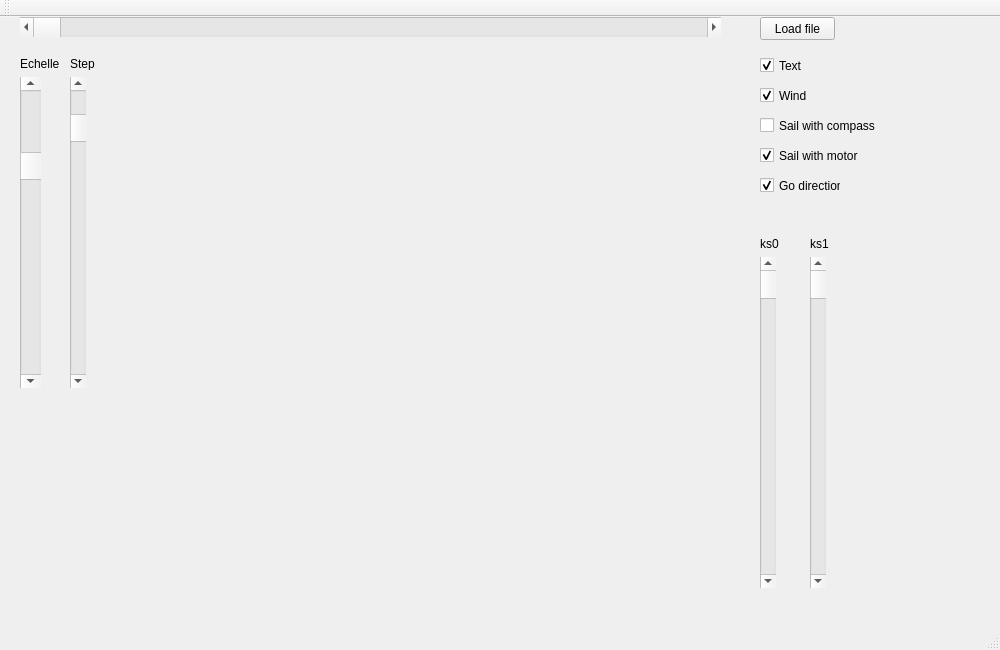
Above: vaimos_dashboard/mainwindow.ui from ENSTABretagneRobotics/File_conversions before the change. Below: the same form after it.
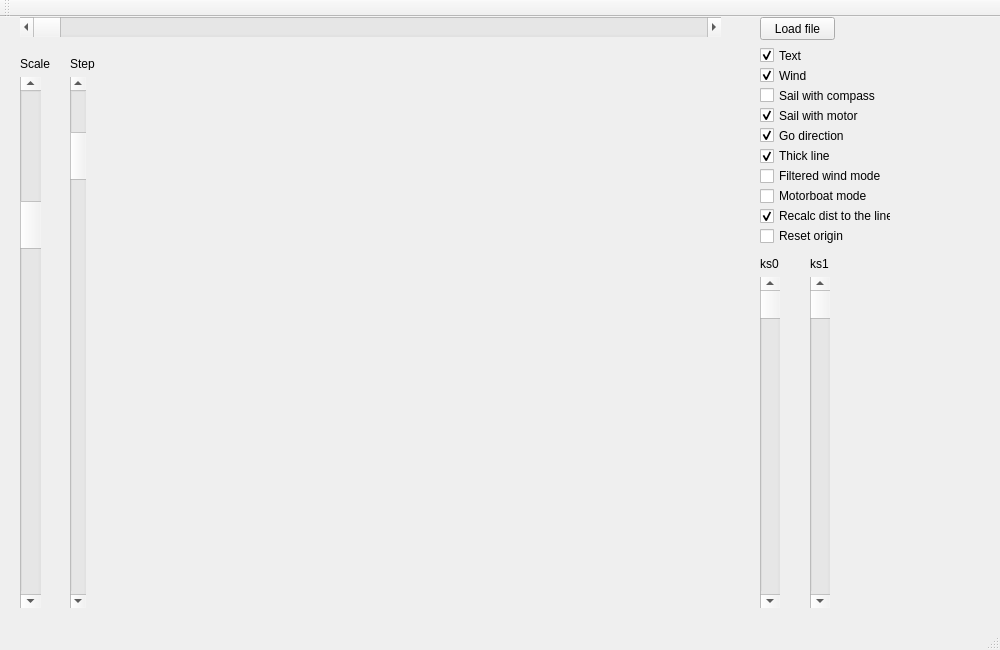
That is the form after the change. Custom widgets are drawn as their Qt base class.

What changed in the file:
```diff
--- a/vaimos_dashboard/mainwindow.ui
+++ b/vaimos_dashboard/mainwindow.ui
@@ -79,7 +79,7 @@
       <x>20</x>
       <y>60</y>
       <width>21</width>
-      <height>311</height>
+      <height>531</height>
      </rect>
     </property>
     <property name="minimum">
@@ -117,7 +117,7 @@
       <x>70</x>
       <y>60</y>
       <width>16</width>
-      <height>311</height>
+      <height>531</height>
      </rect>
     </property>
     <property name="minimum">
@@ -134,8 +134,8 @@
     <property name="geometry">
      <rect>
       <x>760</x>
-      <y>70</y>
-      <width>70</width>
+      <y>50</y>
+      <width>131</width>
       <height>17</height>
      </rect>
     </property>
@@ -153,8 +153,8 @@
     <property name="geometry">
      <rect>
       <x>760</x>
-      <y>100</y>
-      <width>151</width>
+      <y>70</y>
+      <width>131</width>
       <height>17</height>
      </rect>
     </property>
@@ -172,8 +172,8 @@
     <property name="geometry">
      <rect>
       <x>760</x>
-      <y>130</y>
-      <width>101</width>
+      <y>90</y>
+      <width>131</width>
       <height>17</height>
      </rect>
     </property>
@@ -188,8 +188,8 @@
     <property name="geometry">
      <rect>
       <x>760</x>
-      <y>40</y>
-      <width>70</width>
+      <y>30</y>
+      <width>131</width>
       <height>17</height>
      </rect>
     </property>
@@ -204,8 +204,8 @@
     <property name="geometry">
      <rect>
       <x>760</x>
-      <y>160</y>
-      <width>81</width>
+      <y>110</y>
+      <width>131</width>
       <height>17</height>
      </rect>
     </property>
@@ -220,8 +220,8 @@
     <property name="geometry">
      <rect>
       <x>760</x>
-      <y>240</y>
-      <width>16</width>
+      <y>260</y>
+      <width>20</width>
       <height>331</height>
      </rect>
     </property>
@@ -233,8 +233,8 @@
     <property name="geometry">
      <rect>
       <x>810</x>
-      <y>240</y>
-      <width>16</width>
+      <y>260</y>
+      <width>20</width>
       <height>331</height>
      </rect>
     </property>
@@ -246,7 +246,7 @@
     <property name="geometry">
      <rect>
       <x>760</x>
-      <y>220</y>
+      <y>240</y>
       <width>46</width>
       <height>13</height>
      </rect>
@@ -259,7 +259,7 @@
     <property name="geometry">
      <rect>
       <x>810</x>
-      <y>220</y>
+      <y>240</y>
       <width>46</width>
       <height>13</height>
      </rect>
@@ -278,7 +278,7 @@
      </rect>
     </property>
     <property name="text">
-     <string>Echelle</string>
+     <string>Scale</string>
     </property>
    </widget>
    <widget class="QLabel" name="Step_label">
@@ -294,6 +294,80 @@
      <string>Step</string>
     </property>
    </widget>
+   <widget class="QCheckBox" name="FilteredWindDirMode_checkBox">
+    <property name="geometry">
+     <rect>
+      <x>760</x>
+      <y>150</y>
+      <width>131</width>
+      <height>18</height>
+     </rect>
+    </property>
+    <property name="text">
+     <string>Filtered wind mode</string>
+    </property>
+    <property name="checked">
+     <bool>false</bool>
+    </property>
+   </widget>
+   <widget class="QCheckBox" name="ResetOrigin_checkBox">
+    <property name="geometry">
+     <rect>
+      <x>760</x>
+      <y>210</y>
+      <width>131</width>
+      <height>18</height>
+     </rect>
+    </property>
+    <property name="text">
+     <string>Reset origin</string>
+    </property>
+   </widget>
+   <widget class="QCheckBox" name="ThickLine_checkBox">
+    <property name="geometry">
+     <rect>
+      <x>760</x>
+      <y>130</y>
+      <width>131</width>
+      <height>18</height>
+     </rect>
+    </property>
+    <property name="text">
+     <string>Thick line</string>
+    </property>
+    <property name="checked">
+     <bool>true</bool>
+    </property>
+   </widget>
+   <widget class="QCheckBox" name="MotorboatMode_checkBox">
+    <property name="geometry">
+     <rect>
+      <x>760</x>
+      <y>170</y>
+      <width>131</width>
+      <height>18</height>
+     </rect>
+    </property>
+    <property name="text">
+     <string>Motorboat mode</string>
+    </property>
+   </widget>
+   <widget class="QCheckBox" name="Recalce_checkBox">
+    <property name="geometry">
+     <rect>
+      <x>760</x>
+      <y>190</y>
+      <width>131</width>
+      <height>18</height>
+     </rect>
+    </property>
+    <property name="text">
+     <string>Recalc dist to the line</string>
+    </property>
+    <property name="checked">
+     <bool>true</bool>
+    </property>
+   </widget>
   </widget>
   <widget class="QMenuBar" name="menuBar">
    <property name="geometry">
```
